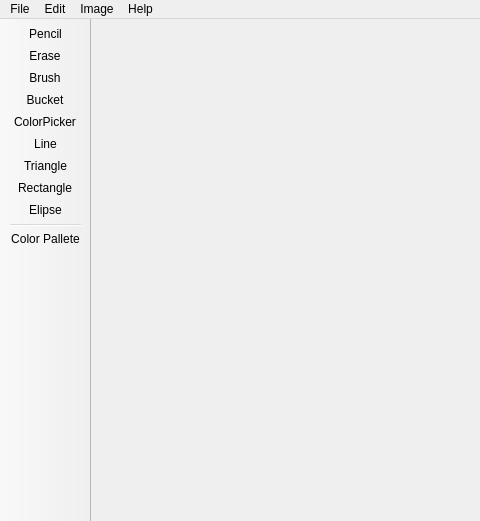
Qt form SimplePaint/forms/mainwindow.ui (MATF-RS20/RS011-simple-paint) before a commit; both pictures show x 0 to 480 and y 0 to 521 of the 1300 by 521 pixel window.
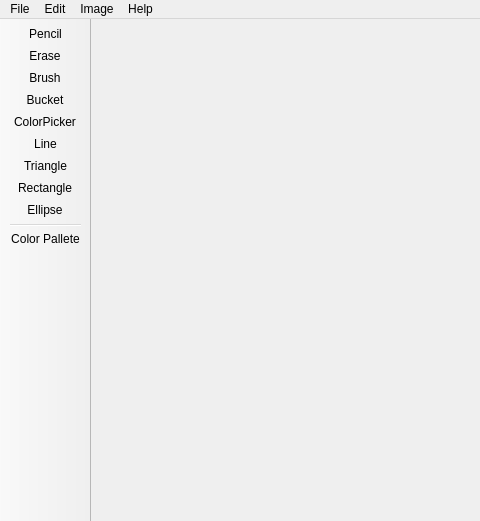
The same form after that commit. Icons and pictures are not drawn.

Commit message: Rect and Ellipse added

The edit to the form file:
```diff
--- a/SimplePaint/forms/mainwindow.ui
+++ b/SimplePaint/forms/mainwindow.ui
@@ -152,7 +152,7 @@
    <addaction name="actionLine"/>
    <addaction name="actionTriangle"/>
    <addaction name="actionRectangle"/>
-   <addaction name="actionElipse"/>
+   <addaction name="actionEllipse"/>
    <addaction name="separator"/>
    <addaction name="actionColor_Pallete"/>
   </widget>
@@ -356,7 +356,7 @@
     <string>Rectangle</string>
    </property>
   </action>
-  <action name="actionElipse">
+  <action name="actionEllipse">
    <property name="checkable">
     <bool>false</bool>
    </property>
@@ -365,10 +365,10 @@
      <normaloff>:/icons/icons/circle.png</normaloff>:/icons/icons/circle.png</iconset>
    </property>
    <property name="text">
-    <string>Elipse</string>
+    <string>Ellipse</string>
    </property>
    <property name="toolTip">
-    <string>Elipse</string>
+    <string>Ellipse</string>
    </property>
   </action>
   <action name="actionTheme">
```
The commit also changes 9 other files.
